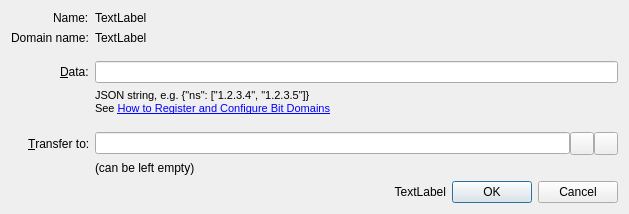
This is src/qt/forms/configurenamedialog.ui in domob1812/namecoin-core as Qt 5 draws it before an edit. The edited form follows.
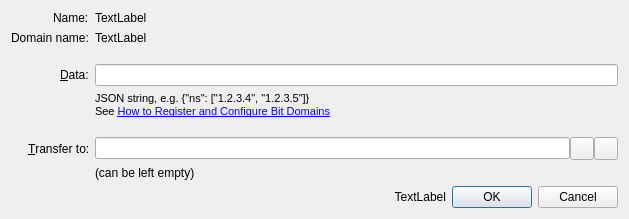
This is the edited form. Icons and pictures are not drawn. Custom widgets are drawn as their Qt base class.

Diff of the .ui file:
```diff
--- a/src/qt/forms/configurenamedialog.ui
+++ b/src/qt/forms/configurenamedialog.ui
@@ -7,7 +7,7 @@
     <x>0</x>
     <y>0</y>
     <width>629</width>
-    <height>214</height>
+    <height>219</height>
    </rect>
   </property>
   <property name="sizePolicy">
@@ -73,7 +73,7 @@
 p, li { white-space: pre-wrap; }
 &lt;/style&gt;&lt;/head&gt;&lt;body style=&quot; font-family:'MS Shell Dlg 2'; font-size:8pt; font-weight:400; font-style:normal;&quot;&gt;
 &lt;p style=&quot; margin:0px; -qt-block-indent:0; text-indent:0px;&quot;&gt;JSON string, e.g. {&amp;quot;ns&amp;quot;: [&amp;quot;1.2.3.4&amp;quot;, &amp;quot;1.2.3.5&amp;quot;]}&lt;/p&gt;
-&lt;p style=&quot; margin:0px; -qt-block-indent:0; text-indent:0px;&quot;&gt;See &lt;a href=&quot;http://dot-bit.org/HowToRegisterAndConfigureBitDomains&quot;&gt;&lt;span style=&quot; text-decoration: underline; color:#0000ff;&quot;&gt;How to Register and Configure Bit Domains&lt;/span&gt;&lt;/a&gt;&lt;/p&gt;&lt;/body&gt;&lt;/html&gt;</string>
+&lt;p style=&quot; margin:0px; -qt-block-indent:0; text-indent:0px;&quot;&gt;See &lt;a href=&quot;https://wiki.namecoin.info/index.php?title=Register_and_Configure_.bit_Domains&quot;&gt;&lt;span style=&quot; text-decoration: underline; color:#0000ff;&quot;&gt;How to Register and Configure Bit Domains&lt;/span&gt;&lt;/a&gt;&lt;/p&gt;&lt;/body&gt;&lt;/html&gt;</string>
        </property>
       </widget>
      </item>
```
